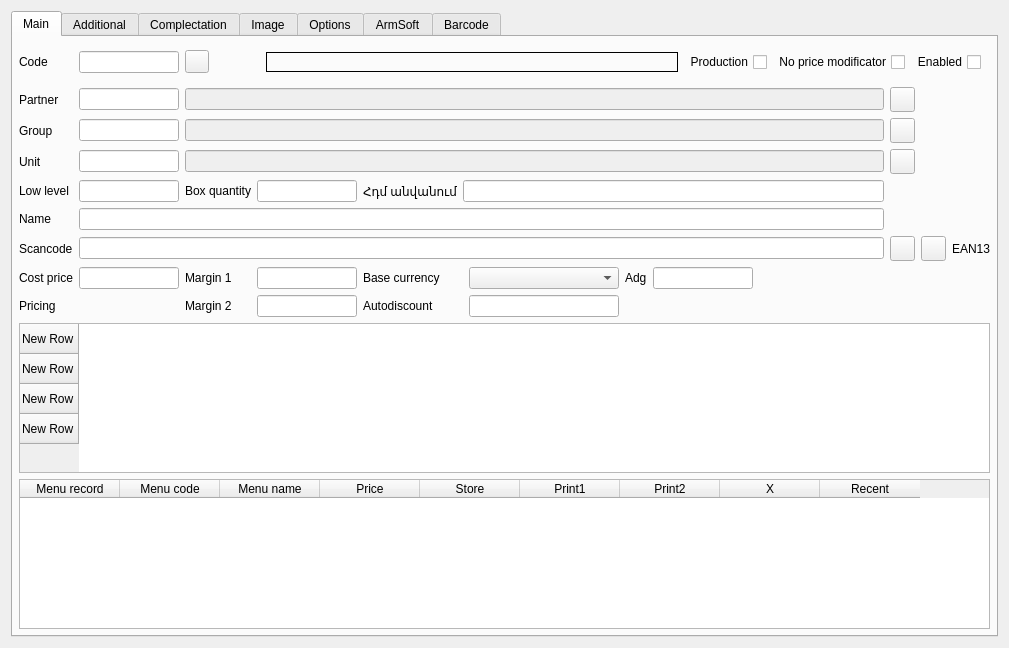
This is Editors/ce5goods.ui in End1-1/Cafe5 as Qt 5 draws it before an edit. The edited form follows.
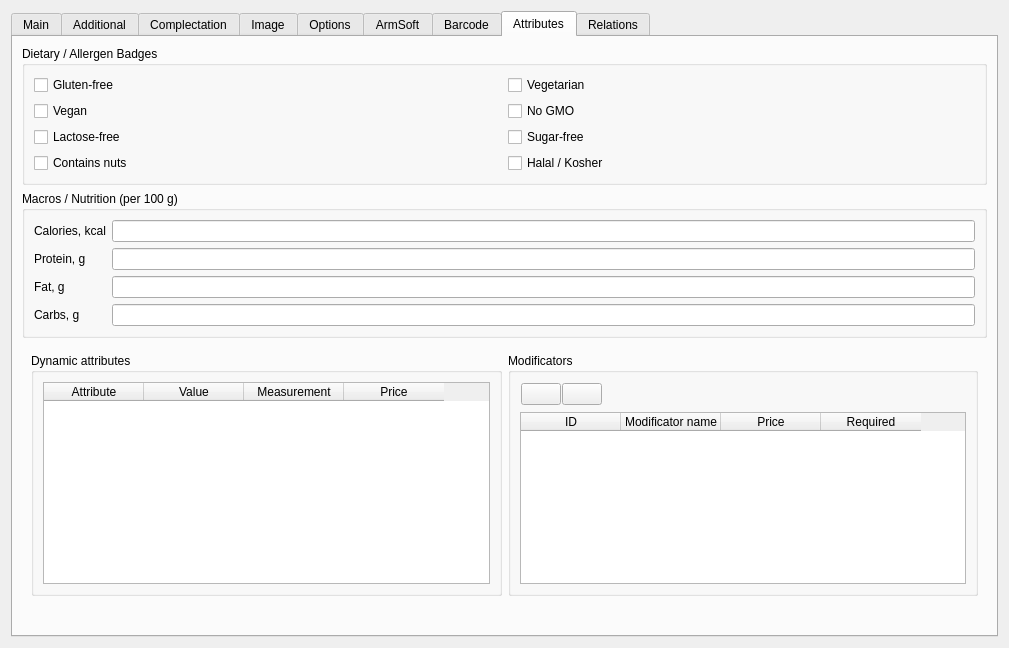
This is the edited form. The open tabs and pages were chosen to show the change. Icons and pictures are not drawn. Custom widgets are drawn as their Qt base class.

What changed in the file:
```diff
--- a/Editors/ce5goods.ui
+++ b/Editors/ce5goods.ui
@@ -1684,6 +1684,541 @@
        </item>
       </layout>
      </widget>
+     <widget class="QWidget" name="tab_8">
+      <attribute name="title">
+       <string>Attributes</string>
+      </attribute>
+      <layout class="QVBoxLayout" name="verticalLayout_5">
+       <item>
+        <widget class="QGroupBox" name="grDietaryBadge">
+         <property name="title">
+          <string>Dietary / Allergen Badges</string>
+         </property>
+         <layout class="QGridLayout" name="gridLayoutDietaryBadges">
+          <item row="0" column="0">
+           <widget class="QCheckBox" name="chGlutenFree">
+            <property name="text">
+             <string>Gluten-free</string>
+            </property>
+            <property name="icon">
+             <iconset resource="../resources/res.qrc">
+              <normaloff>:/dietary/gluten-free.png</normaloff>:/dietary/gluten-free.png</iconset>
+            </property>
+            <property name="iconSize">
+             <size>
+              <width>24</width>
+              <height>24</height>
+             </size>
+            </property>
+           </widget>
+          </item>
+          <item row="0" column="1">
+           <widget class="QCheckBox" name="chVegetarian">
+            <property name="text">
+             <string>Vegetarian</string>
+            </property>
+            <property name="icon">
+             <iconset resource="../resources/res.qrc">
+              <normaloff>:/dietary/vegitarian.png</normaloff>:/dietary/vegitarian.png</iconset>
+            </property>
+            <property name="iconSize">
+             <size>
+              <width>24</width>
+              <height>24</height>
+             </size>
+            </property>
+           </widget>
+          </item>
+          <item row="1" column="0">
+           <widget class="QCheckBox" name="chVegan">
+            <property name="text">
+             <string>Vegan</string>
+            </property>
+            <property name="icon">
+             <iconset resource="../resources/res.qrc">
+              <normaloff>:/dietary/vegan.png</normaloff>:/dietary/vegan.png</iconset>
+            </property>
+            <property name="iconSize">
+             <size>
+              <width>24</width>
+              <height>24</height>
+             </size>
+            </property>
+           </widget>
+          </item>
+          <item row="1" column="1">
+           <widget class="QCheckBox" name="chNoGmo">
+            <property name="text">
+             <string>No GMO</string>
+            </property>
+            <property name="icon">
+             <iconset resource="../resources/res.qrc">
+              <normaloff>:/dietary/no-gmo.png</normaloff>:/dietary/no-gmo.png</iconset>
+            </property>
+            <property name="iconSize">
+             <size>
+              <width>24</width>
+              <height>24</height>
+             </size>
+            </property>
+           </widget>
+          </item>
+          <item row="2" column="0">
+           <widget class="QCheckBox" name="chNoLactose">
+            <property name="text">
+             <string>Lactose-free</string>
+            </property>
+            <property name="icon">
+             <iconset resource="../resources/res.qrc">
+              <normaloff>:/dietary/lactose-free.png</normaloff>:/dietary/lactose-free.png</iconset>
+            </property>
+            <property name="iconSize">
+             <size>
+              <width>24</width>
+              <height>24</height>
+             </size>
+            </property>
+           </widget>
+          </item>
+          <item row="2" column="1">
+           <widget class="QCheckBox" name="chNoSugar">
+            <property name="text">
+             <string>Sugar-free</string>
+            </property>
+            <property name="icon">
+             <iconset resource="../resources/res.qrc">
+              <normaloff>:/dietary/sugar-free.png</normaloff>:/dietary/sugar-free.png</iconset>
+            </property>
+            <property name="iconSize">
+             <size>
+              <width>24</width>
+              <height>24</height>
+             </size>
+            </property>
+           </widget>
+          </item>
+          <item row="3" column="0">
+           <widget class="QCheckBox" name="chContainsNuts">
+            <property name="text">
+             <string>Contains nuts</string>
+            </property>
+            <property name="icon">
+             <iconset resource="../resources/res.qrc">
+              <normaloff>:/dietary/contain-nuts.png</normaloff>:/dietary/contain-nuts.png</iconset>
+            </property>
+            <property name="iconSize">
+             <size>
+              <width>24</width>
+              <height>24</height>
+             </size>
+            </property>
+           </widget>
+          </item>
+          <item row="3" column="1">
+           <widget class="QCheckBox" name="chHalalKosher">
+            <property name="text">
+             <string>Halal / Kosher</string>
+            </property>
+            <property name="icon">
+             <iconset resource="../resources/res.qrc">
+              <normaloff>:/dietary/halal.png</normaloff>:/dietary/halal.png</iconset>
+            </property>
+            <property name="iconSize">
+             <size>
+              <width>52</width>
+              <height>24</height>
+             </size>
+            </property>
+           </widget>
+          </item>
+         </layout>
+        </widget>
+       </item>
+       <item>
+        <widget class="QGroupBox" name="grBJU">
+         <property name="title">
+          <string>Macros / Nutrition (per 100 g)</string>
+         </property>
+         <layout class="QFormLayout" name="formLayoutBju">
+          <item row="0" column="0">
+           <widget class="QLabel" name="lblBjuKcal">
+            <property name="text">
+             <string>Calories, kcal</string>
+            </property>
+           </widget>
+          </item>
+          <item row="0" column="1">
+           <widget class="C5LineEdit" name="leBjuKcal">
+            <property name="Type" stdset="0">
+             <number>2</number>
+            </property>
+            <property name="DecimalPlaces" stdset="0">
+             <number>1</number>
+            </property>
+           </widget>
+          </item>
+          <item row="1" column="0">
+           <widget class="QLabel" name="lblBjuProtein">
+            <property name="text">
+             <string>Protein, g</string>
+            </property>
+           </widget>
+          </item>
+          <item row="1" column="1">
+           <widget class="C5LineEdit" name="leBjuProtein">
+            <property name="Type" stdset="0">
+             <number>2</number>
+            </property>
+            <property name="DecimalPlaces" stdset="0">
+             <number>2</number>
+            </property>
+           </widget>
+          </item>
+          <item row="2" column="0">
+           <widget class="QLabel" name="lblBjuFat">
+            <property name="text">
+             <string>Fat, g</string>
+            </property>
+           </widget>
+          </item>
+          <item row="2" column="1">
+           <widget class="C5LineEdit" name="leBjuFat">
+            <property name="Type" stdset="0">
+             <number>2</number>
+            </property>
+            <property name="DecimalPlaces" stdset="0">
+             <number>2</number>
+            </property>
+           </widget>
+          </item>
+          <item row="3" column="0">
+           <widget class="QLabel" name="lblBjuCarbs">
+            <property name="text">
+             <string>Carbs, g</string>
+            </property>
+           </widget>
+          </item>
+          <item row="3" column="1">
+           <widget class="C5LineEdit" name="leBjuCarbs">
+            <property name="Type" stdset="0">
+             <number>2</number>
+            </property>
+            <property name="DecimalPlaces" stdset="0">
+             <number>2</number>
+            </property>
+           </widget>
+          </item>
+         </layout>
+        </widget>
+       </item>
+       <item>
+        <widget class="QWidget" name="widget_2" native="true">
+         <layout class="QHBoxLayout" name="horizontalLayout_7">
+          <item>
+           <widget class="QGroupBox" name="grDynamicAttributes">
+            <property name="title">
+             <string>Dynamic attributes</string>
+            </property>
+            <layout class="QVBoxLayout" name="verticalLayout_6">
+             <item>
+              <widget class="QTableWidget" name="tblDynamicAttributes">
+               <attribute name="verticalHeaderVisible">
+                <bool>false</bool>
+               </attribute>
+               <column>
+                <property name="text">
+                 <string>Attribute</string>
+                </property>
+               </column>
+               <column>
+                <property name="text">
+                 <string>Value</string>
+                </property>
+               </column>
+               <column>
+                <property name="text">
+                 <string>Measurement</string>
+                </property>
+               </column>
+               <column>
+                <property name="text">
+                 <string>Price</string>
+                </property>
+               </column>
+              </widget>
+             </item>
+            </layout>
+           </widget>
+          </item>
+          <item>
+           <widget class="QGroupBox" name="grModificators">
+            <property name="title">
+             <string>Modificators</string>
+            </property>
+            <layout class="QVBoxLayout" name="verticalLayout_9">
+             <item>
+              <widget class="QWidget" name="wtoolbarModificators" native="true">
+               <layout class="QHBoxLayout" name="horizontalLayoutModificators">
+                <property name="spacing">
+                 <number>1</number>
+                </property>
+                <property name="leftMargin">
+                 <number>1</number>
+                </property>
+                <property name="topMargin">
+                 <number>1</number>
+                </property>
+                <property name="rightMargin">
+                 <number>1</number>
+                </property>
+                <property name="bottomMargin">
+                 <number>1</number>
+                </property>
+                <item>
+                 <widget class="QPushButton" name="btnAddModificator">
+                  <property name="focusPolicy">
+                   <enum>Qt::FocusPolicy::NoFocus</enum>
+                  </property>
+                  <property name="text">
+                   <string/>
+                  </property>
+                  <property name="icon">
+                   <iconset resource="../resources/res.qrc">
+                    <normaloff>:/add.png</normaloff>:/add.png</iconset>
+                  </property>
+                 </widget>
+                </item>
+                <item>
+                 <widget class="QPushButton" name="btnRemoveModificator">
+                  <property name="focusPolicy">
+                   <enum>Qt::FocusPolicy::NoFocus</enum>
+                  </property>
+                  <property name="text">
+                   <string/>
+                  </property>
+                  <property name="icon">
+                   <iconset resource="../resources/res.qrc">
+                    <normaloff>:/remove.png</normaloff>:/remove.png</iconset>
+                  </property>
+                 </widget>
+                </item>
+                <item>
+                 <spacer name="horizontalSpacerModificators">
+                  <property name="orientation">
+                   <enum>Qt::Orientation::Horizontal</enum>
+                  </property>
+                  <property name="sizeHint" stdset="0">
+                   <size>
+                    <width>40</width>
+                    <height>20</height>
+                   </size>
+                  </property>
+                 </spacer>
+                </item>
+               </layout>
+              </widget>
+             </item>
+             <item>
+              <widget class="C5TableWidget" name="tblModificators">
+               <attribute name="verticalHeaderVisible">
+                <bool>false</bool>
+               </attribute>
+               <column>
+                <property name="text">
+                 <string>ID</string>
+                </property>
+               </column>
+               <column>
+                <property name="text">
+                 <string>Modificator name</string>
+                </property>
+               </column>
+               <column>
+                <property name="text">
+                 <string>Price</string>
+                </property>
+               </column>
+               <column>
+                <property name="text">
+                 <string>Required</string>
+                </property>
+               </column>
+              </widget>
+             </item>
+            </layout>
+           </widget>
+          </item>
+         </layout>
+        </widget>
+       </item>
+       <item>
+        <spacer name="verticalSpacer_4">
+         <property name="orientation">
+          <enum>Qt::Orientation::Vertical</enum>
+         </property>
+         <property name="sizeHint" stdset="0">
+          <size>
+           <width>20</width>
+           <height>40</height>
+          </size>
+         </property>
+        </spacer>
+       </item>
+      </layout>
+     </widget>
+     <widget class="QWidget" name="tab_9">
+      <attribute name="title">
+       <string>Relations</string>
+      </attribute>
+      <layout class="QHBoxLayout" name="horizontalLayout_15">
+       <item>
+        <widget class="QGroupBox" name="grRelatedDrinks">
+         <property name="title">
+          <string>Drinks</string>
+         </property>
+         <layout class="QVBoxLayout" name="verticalLayoutRelatedDrinks">
+          <item>
+           <widget class="QWidget" name="wtoolbarRelatedDrinks" native="true">
+            <layout class="QHBoxLayout" name="horizontalLayoutRelatedDrinks">
+             <item>
+              <widget class="QPushButton" name="btnAddRelatedDrink">
+               <property name="focusPolicy">
+                <enum>Qt::FocusPolicy::NoFocus</enum>
+               </property>
+               <property name="text">
+                <string/>
+               </property>
+               <property name="icon">
+                <iconset resource="../resources/res.qrc">
+                 <normaloff>:/add.png</normaloff>:/add.png</iconset>
+               </property>
+              </widget>
+             </item>
+             <item>
+              <widget class="QPushButton" name="btnRemoveRelatedDrink">
+               <property name="focusPolicy">
+                <enum>Qt::FocusPolicy::NoFocus</enum>
+               </property>
+               <property name="text">
+                <string/>
+               </property>
+               <property name="icon">
+                <iconset resource="../resources/res.qrc">
+                 <normaloff>:/remove.png</normaloff>:/remove.png</iconset>
+               </property>
+              </widget>
+             </item>
+             <item>
+              <spacer name="horizontalSpacerRelatedDrinks">
+               <property name="orientation">
+                <enum>Qt::Orientation::Horizontal</enum>
+               </property>
+               <property name="sizeHint" stdset="0">
+                <size>
+                 <width>40</width>
+                 <height>20</height>
+                </size>
+               </property>
+              </spacer>
+             </item>
+            </layout>
+           </widget>
+          </item>
+          <item>
+           <widget class="C5TableWidget" name="tblRelatedDrinks">
+            <attribute name="verticalHeaderVisible">
+             <bool>false</bool>
+            </attribute>
+            <column>
+             <property name="text">
+              <string>ID</string>
+             </property>
+            </column>
+            <column>
+             <property name="text">
+              <string>Dish name</string>
+             </property>
+            </column>
+           </widget>
+          </item>
+         </layout>
+        </widget>
+       </item>
+       <item>
+        <widget class="QGroupBox" name="grRelatedOther">
+         <property name="title">
+          <string>Others</string>
+         </property>
+         <layout class="QVBoxLayout" name="verticalLayoutRelatedOther">
+          <item>
+           <widget class="QWidget" name="wtoolbarRelatedOther" native="true">
+            <layout class="QHBoxLayout" name="horizontalLayoutRelatedOther">
+             <item>
+              <widget class="QPushButton" name="btnAddRelatedOther">
+               <property name="focusPolicy">
+                <enum>Qt::FocusPolicy::NoFocus</enum>
+               </property>
+               <property name="text">
+                <string/>
+               </property>
+               <property name="icon">
+                <iconset resource="../resources/res.qrc">
+                 <normaloff>:/add.png</normaloff>:/add.png</iconset>
+               </property>
+              </widget>
+             </item>
+             <item>
+              <widget class="QPushButton" name="btnRemoveRelatedOther">
+               <property name="focusPolicy">
+                <enum>Qt::FocusPolicy::NoFocus</enum>
+               </property>
+               <property name="text">
+                <string/>
+               </property>
+               <property name="icon">
+                <iconset resource="../resources/res.qrc">
+                 <normaloff>:/remove.png</normaloff>:/remove.png</iconset>
+               </property>
+              </widget>
+             </item>
+             <item>
+              <spacer name="horizontalSpacerRelatedOther">
+               <property name="orientation">
+                <enum>Qt::Orientation::Horizontal</enum>
+               </property>
+               <property name="sizeHint" stdset="0">
+                <size>
+                 <width>40</width>
+                 <height>20</height>
+                </size>
+               </property>
+              </spacer>
+             </item>
+            </layout>
+           </widget>
+          </item>
+          <item>
+           <widget class="C5TableWidget" name="tblRelatedOther">
+            <attribute name="verticalHeaderVisible">
+             <bool>false</bool>
+            </attribute>
+            <column>
+             <property name="text">
+              <string>ID</string>
+             </property>
+            </column>
+            <column>
+             <property name="text">
+              <string>Dish name</string>
+             </property>
+            </column>
+           </widget>
+          </item>
+         </layout>
+        </widget>
+       </item>
+      </layout>
+     </widget>
     </widget>
    </item>
   </layout>
```
Left out of the diff: 200 changed lines with no effect on the pictures.
